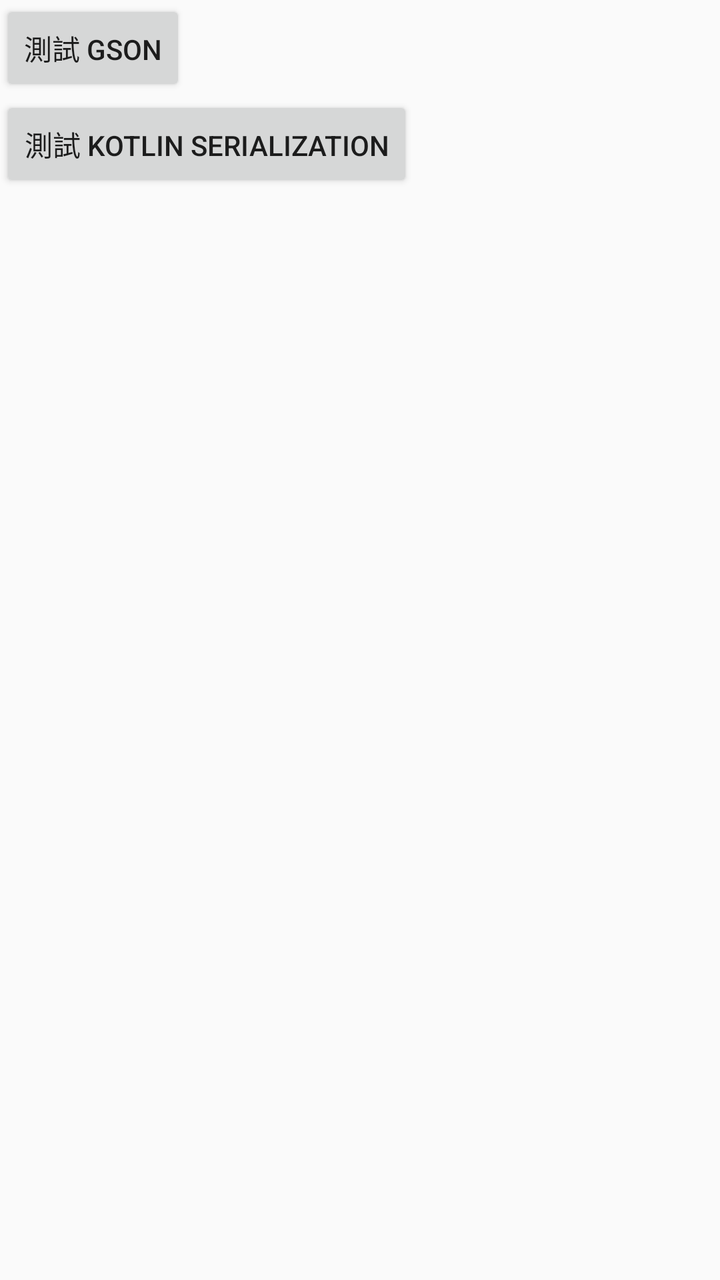
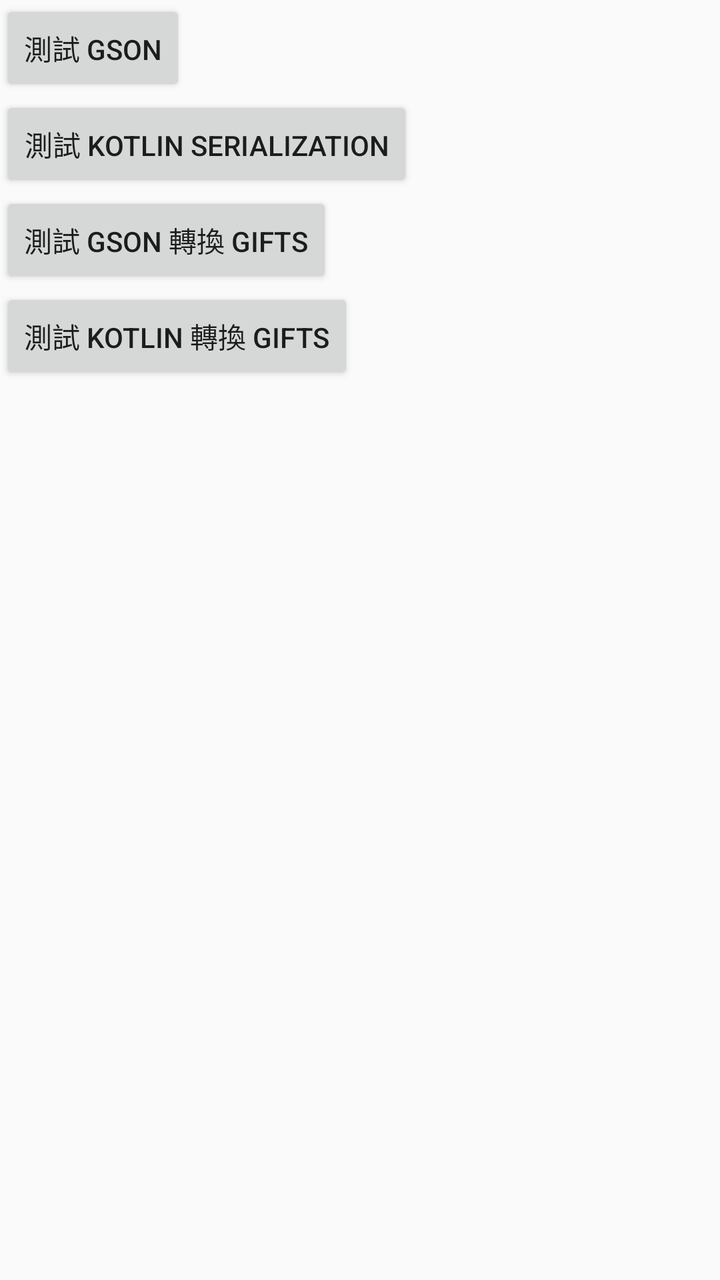

Compare the two renders of this Android layout. The source of the first and the diff that turns it into the second are given below.
<!-- AndroidManifest.xml: application theme AppTheme -->
<!-- res/layout/activity_null_safe.xml -->
<?xml version="1.0" encoding="utf-8"?>
<androidx.constraintlayout.widget.ConstraintLayout xmlns:android="http://schemas.android.com/apk/res/android"
    xmlns:app="http://schemas.android.com/apk/res-auto"
    android:orientation="vertical"
    android:layout_width="match_parent"
    android:layout_height="match_parent">

    <Button android:id="@+id/btn1"
        app:layout_constraintTop_toTopOf="parent"
        app:layout_constraintStart_toStartOf="parent"
        android:layout_width="wrap_content"
        android:layout_height="wrap_content"
        android:text="測試 Gson"/>


    <Button android:id="@+id/btn2"
        app:layout_constraintTop_toBottomOf="@+id/btn1"
        app:layout_constraintStart_toStartOf="parent"
        android:layout_width="wrap_content"
        android:layout_height="wrap_content"
        android:text="測試 kotlin serialization"/>







</androidx.constraintlayout.widget.ConstraintLayout>
<!-- resources referenced by this layout -->
<resources>
  <style name="AppTheme" parent="Theme.AppCompat.Light.DarkActionBar">
          
          <item name="colorPrimary">@color/colorPrimary</item>
          <item name="colorPrimaryDark">@color/colorPrimaryDark</item>
          <item name="colorAccent">@color/colorAccent</item>
      </style>
  <color name="colorPrimary">#6200EE</color>
  <color name="colorPrimaryDark">#3700B3</color>
  <color name="colorAccent">#03DAC5</color>
</resources>

<!-- the commit's change to res/layout/activity_null_safe.xml (unified diff, before → after) -->
@@ -21,8 +21,19 @@
         android:text="測試 kotlin serialization"/>
 
 
+    <Button android:id="@+id/btn3"
+        app:layout_constraintTop_toBottomOf="@+id/btn2"
+        app:layout_constraintStart_toStartOf="parent"
+        android:layout_width="wrap_content"
+        android:layout_height="wrap_content"
+        android:text="測試 Gson 轉換 Gifts"/>
 
-
+    <Button android:id="@+id/btn4"
+        app:layout_constraintTop_toBottomOf="@+id/btn3"
+        app:layout_constraintStart_toStartOf="parent"
+        android:layout_width="wrap_content"
+        android:layout_height="wrap_content"
+        android:text="測試 kotlin 轉換 Gifts"/>
 
 
 
